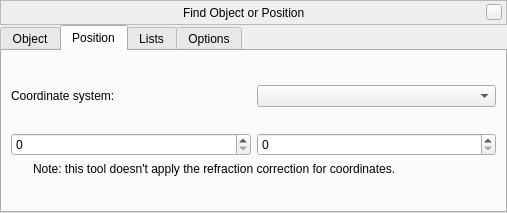
Old version of the form src/gui/searchDialogGui.ui in the repository 519984307/stellarium_src.
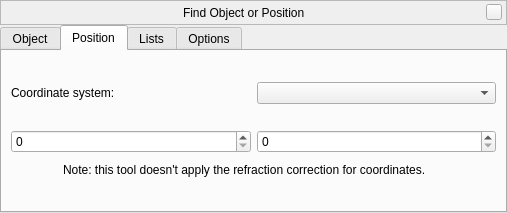
New version of the form. The open tabs and pages were chosen to show the change. Custom widgets are drawn as their Qt base class.

Commit message: Better line spacing and word wrap mode in search dialog.

```diff
--- a/src/gui/searchDialogGui.ui
+++ b/src/gui/searchDialogGui.ui
@@ -687,7 +687,7 @@
             <property name="sizeHint" stdset="0">
              <size>
               <width>20</width>
-              <height>40</height>
+              <height>20</height>
              </size>
             </property>
            </spacer>
@@ -735,7 +735,7 @@
             <property name="sizeHint" stdset="0">
              <size>
               <width>20</width>
-              <height>40</height>
+              <height>20</height>
              </size>
             </property>
            </spacer>
@@ -764,20 +764,20 @@
           <item row="3" column="0" colspan="2" alignment="Qt::AlignHCenter">
            <widget class="QLabel" name="noteLabel">
             <property name="sizePolicy">
-             <sizepolicy hsizetype="Expanding" vsizetype="Expanding">
+             <sizepolicy hsizetype="Preferred" vsizetype="Expanding">
               <horstretch>0</horstretch>
               <verstretch>0</verstretch>
              </sizepolicy>
             </property>
             <property name="minimumSize">
              <size>
-              <width>441</width>
+              <width>380</width>
               <height>0</height>
              </size>
             </property>
             <property name="maximumSize">
              <size>
-              <width>441</width>
+              <width>1000</width>
               <height>16777215</height>
              </size>
             </property>
@@ -785,7 +785,7 @@
              <string>Note: this tool doesn't apply the refraction correction for coordinates.</string>
             </property>
             <property name="alignment">
-             <set>Qt::AlignJustify|Qt::AlignVCenter</set>
+             <set>Qt::AlignLeading|Qt::AlignLeft|Qt::AlignVCenter</set>
             </property>
             <property name="wordWrap">
              <bool>true</bool>
```
